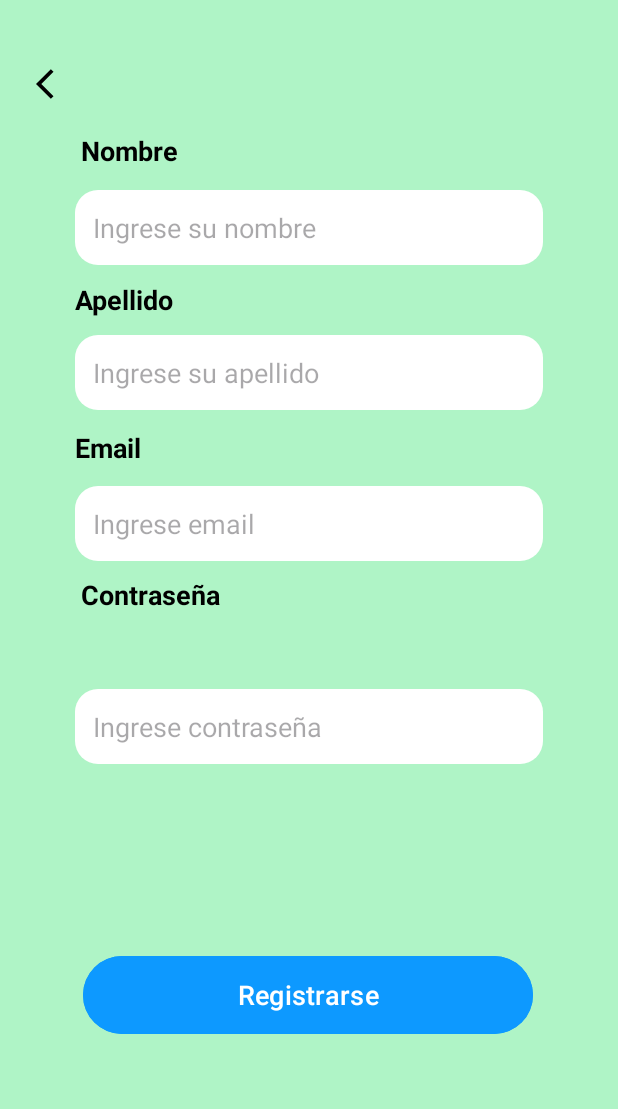
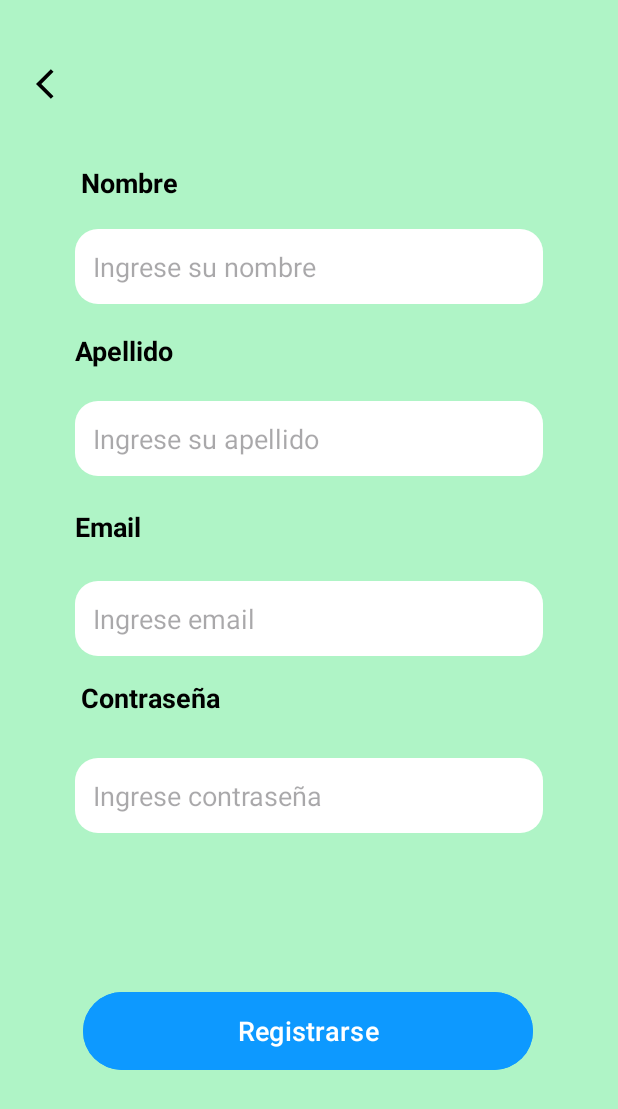
Before and after one commit to nelsonfacundo/Pet_Friends_APP, an Android app: the RegistroActivity screen opened directly, with no data from a screen before it, on a phone screen of 412 x 824 dp. Shown: the top 1109 px of the screen. Run offline under Robolectric (Android 15) with nearby library versions, the phone set to English and light mode, and no system bars; our stand-ins replace Firebase (no records; nobody signed in at launch, a user with empty details on screens opened directly).

Commit message:
Modificacion color-tema

```diff
--- a/app/src/main/res/layout/activity_registro.xml
+++ b/app/src/main/res/layout/activity_registro.xml
@@ -121,12 +121,12 @@
         android:layout_width="match_parent"
         android:layout_height="50dp"
         android:layout_marginStart="50dp"
-        android:layout_marginTop="324dp"
         android:layout_marginEnd="50dp"
         android:background="@drawable/border_inputs"
         android:hint="@string/place_holder_input_user"
         android:inputType="textEmailAddress"
         android:padding="12dp"
+        app:layout_constraintBottom_toBottomOf="parent"
         app:layout_constraintEnd_toEndOf="parent"
         app:layout_constraintHorizontal_bias="1.0"
         app:layout_constraintStart_toStartOf="parent"
@@ -138,7 +138,7 @@
         android:layout_width="wrap_content"
         android:layout_height="wrap_content"
         android:layout_marginStart="50dp"
-        android:layout_marginTop="10dp"
+        android:layout_marginTop="15dp"
         android:layout_marginEnd="250dp"
         android:layout_marginBottom="10dp"
         android:text="@string/txt_pass"
@@ -157,7 +157,7 @@
         android:layout_marginStart="50dp"
         android:layout_marginTop="15dp"
         android:layout_marginEnd="50dp"
-        android:layout_marginBottom="250dp"
+        android:layout_marginBottom="220dp"
         android:background="@drawable/border_inputs"
         android:hint="@string/place_holder_input_password"
         android:inputType="textPassword"
--- a/app/src/main/res/values-night/themes.xml
+++ b/app/src/main/res/values-night/themes.xml
@@ -12,20 +12,18 @@
         <item name="android:textSize">18sp</item>
         <item name="android:textStyle">bold</item>
     </style>
-
     <style name="textViewEditTitle" parent="textViewEdit">
         <item name="android:textSize">26sp</item>
     </style>
-
     <style name="inputsTextEdit" parent="textViewEdit">
         <item name="android:textSize">18sp</item>
         <item name="android:textStyle">normal</item>
     </style>
 
-    <style name="colorBtn" parent="">
-        <item name="android:background">@color/accent</item>
+    <style name="colorBtn" parent="inputsTextEdit">
         <item name="android:textColor">@color/white</item>
-        <item name="android:radius">3dp</item>
+        <item name="android:backgroundTint">@color/accent</item>
+        <item name="android:radius">5dp</item>
     </style>
 
 </resources>
--- a/app/src/main/res/values/themes.xml
+++ b/app/src/main/res/values/themes.xml
@@ -4,7 +4,7 @@
         <!-- Customize your light theme here. -->
          <item name="colorPrimary">@color/primary</item>
          <item name="colorAccent">@color/accent</item>
-         <item name="colorButtonNormal">@color/accent</item>
+
     </style>
 
     <style name="Theme.PetFriendsAPP" parent="Base.Theme.PetFriendsAPP" />
```
